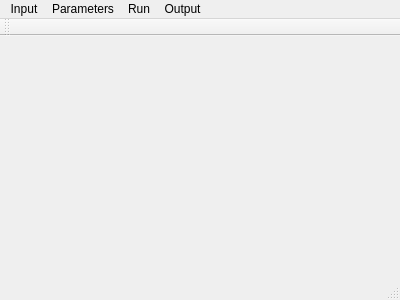
Qt form src/forms/mainwindow.ui (BITS-DIC/BITS-DIC) before a commit.
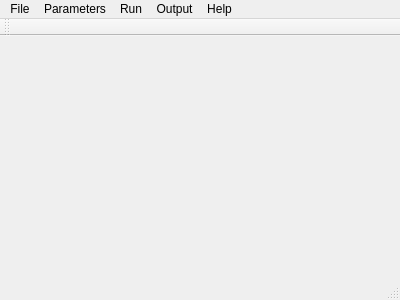
The same form after that commit.

Commit message: Add Help menu

Diff of the .ui file:
```diff
--- a/src/forms/mainwindow.ui
+++ b/src/forms/mainwindow.ui
@@ -20,12 +20,12 @@
      <x>0</x>
      <y>0</y>
      <width>400</width>
-     <height>24</height>
+     <height>22</height>
     </rect>
    </property>
-   <widget class="QMenu" name="menuInput">
+   <widget class="QMenu" name="menuFile">
     <property name="title">
-     <string>Input</string>
+     <string>File</string>
     </property>
     <addaction name="actionLoad_Reference_Image"/>
     <addaction name="actionLoad_Current_Image_s"/>
@@ -49,10 +49,20 @@
     </property>
     <addaction name="actionShow_Graphs"/>
    </widget>
-   <addaction name="menuInput"/>
+   <widget class="QMenu" name="menuHelp">
+    <property name="title">
+     <string>Help</string>
+    </property>
+    <addaction name="actionAbout"/>
+    <addaction name="actionChangelog"/>
+    <addaction name="actionDocumentation"/>
+    <addaction name="actionContribute"/>
+   </widget>
+   <addaction name="menuFile"/>
    <addaction name="menuParameters"/>
    <addaction name="menuRun"/>
    <addaction name="menuOutput"/>
+   <addaction name="menuHelp"/>
   </widget>
   <widget class="QToolBar" name="mainToolBar">
    <attribute name="toolBarArea">
```
Left out of the diff: 33 changed lines with no effect on the pictures. The commit also changes 2 other files.
